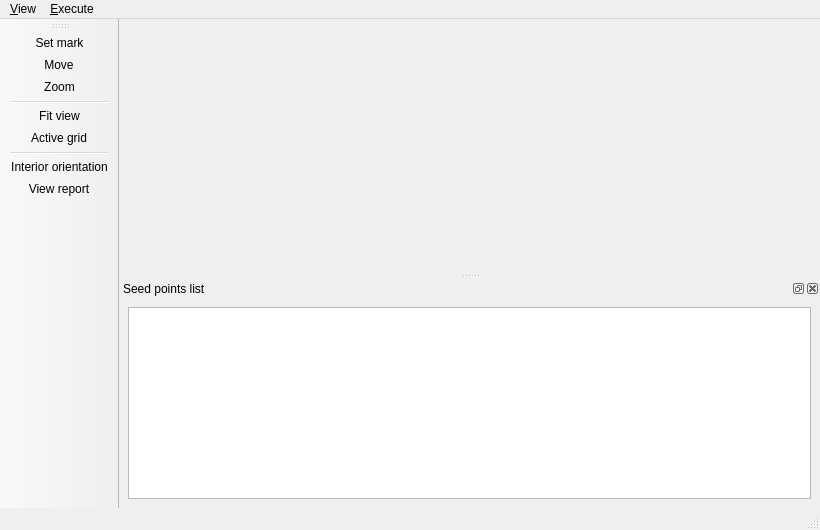
Before: the Qt Designer form branches/SandBox/trunk_Matching/qt/interface/SeedEditor.ui in e-foto/e-foto, drawn with Qt 5.
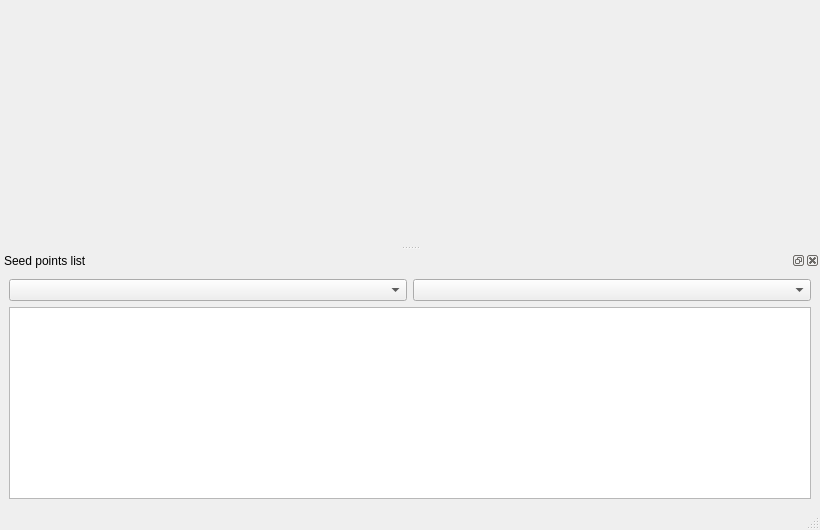
After: the same form once the commit is applied. Icons and pictures are not drawn.

The edit to the form file:
```diff
--- a/branches/SandBox/trunk_Matching/qt/interface/SeedEditor.ui
+++ b/branches/SandBox/trunk_Matching/qt/interface/SeedEditor.ui
@@ -17,72 +17,8 @@
    <iconset resource="../resource/resource.qrc">
     <normaloff>:/icon/WindowIcon.png</normaloff>:/icon/WindowIcon.png</iconset>
   </property>
-  <widget class="QWidget" name="centralwidget">
-   <layout class="QGridLayout"/>
-  </widget>
+  <widget class="QWidget" name="centralwidget"/>
   <widget class="QStatusBar" name="statusbar"/>
-  <widget class="QMenuBar" name="menuBar">
-   <property name="geometry">
-    <rect>
-     <x>0</x>
-     <y>0</y>
-     <width>820</width>
-     <height>25</height>
-    </rect>
-   </property>
-   <widget class="QMenu" name="menuView">
-    <property name="title">
-     <string>&amp;View</string>
-    </property>
-    <addaction name="actionSet_mark"/>
-    <addaction name="actionMove"/>
-    <addaction name="actionZoom"/>
-    <addaction name="separator"/>
-    <addaction name="actionFit_view"/>
-    <addaction name="actionActive_grid"/>
-   </widget>
-   <widget class="QMenu" name="menuExecute">
-    <property name="title">
-     <string>&amp;Execute</string>
-    </property>
-    <addaction name="actionInterior_orientation"/>
-    <addaction name="actionView_report"/>
-   </widget>
-   <addaction name="menuView"/>
-   <addaction name="menuExecute"/>
-  </widget>
-  <widget class="QToolBar" name="toolBar">
-   <property name="mouseTracking">
-    <bool>false</bool>
-   </property>
-   <property name="windowTitle">
-    <string>toolBar</string>
-   </property>
-   <property name="layoutDirection">
-    <enum>Qt::LeftToRight</enum>
-   </property>
-   <property name="autoFillBackground">
-    <bool>false</bool>
-   </property>
-   <property name="toolButtonStyle">
-    <enum>Qt::ToolButtonIconOnly</enum>
-   </property>
-   <attribute name="toolBarArea">
-    <enum>LeftToolBarArea</enum>
-   </attribute>
-   <attribute name="toolBarBreak">
-    <bool>false</bool>
-   </attribute>
-   <addaction name="actionSet_mark"/>
-   <addaction name="actionMove"/>
-   <addaction name="actionZoom"/>
-   <addaction name="separator"/>
-   <addaction name="actionFit_view"/>
-   <addaction name="actionActive_grid"/>
-   <addaction name="separator"/>
-   <addaction name="actionInterior_orientation"/>
-   <addaction name="actionView_report"/>
-  </widget>
   <widget class="QDockWidget" name="dockWidget">
    <property name="contextMenuPolicy">
     <enum>Qt::NoContextMenu</enum>
@@ -105,8 +41,18 @@
     <number>8</number>
    </attribute>
    <widget class="QWidget" name="dockWidgetContents">
-    <layout class="QGridLayout">
-     <item row="0" column="0">
+    <layout class="QVBoxLayout" name="verticalLayout">
+     <item>
+      <layout class="QHBoxLayout" name="horizontalLayout">
+       <item>
+        <widget class="QComboBox" name="comboBox1"/>
+       </item>
+       <item>
+        <widget class="QComboBox" name="comboBox2"/>
+       </item>
+      </layout>
+     </item>
+     <item>
       <widget class="QTableView" name="table1"/>
      </item>
     </layout>
```
Left out of the diff: 4 changed lines with no effect on the pictures.
